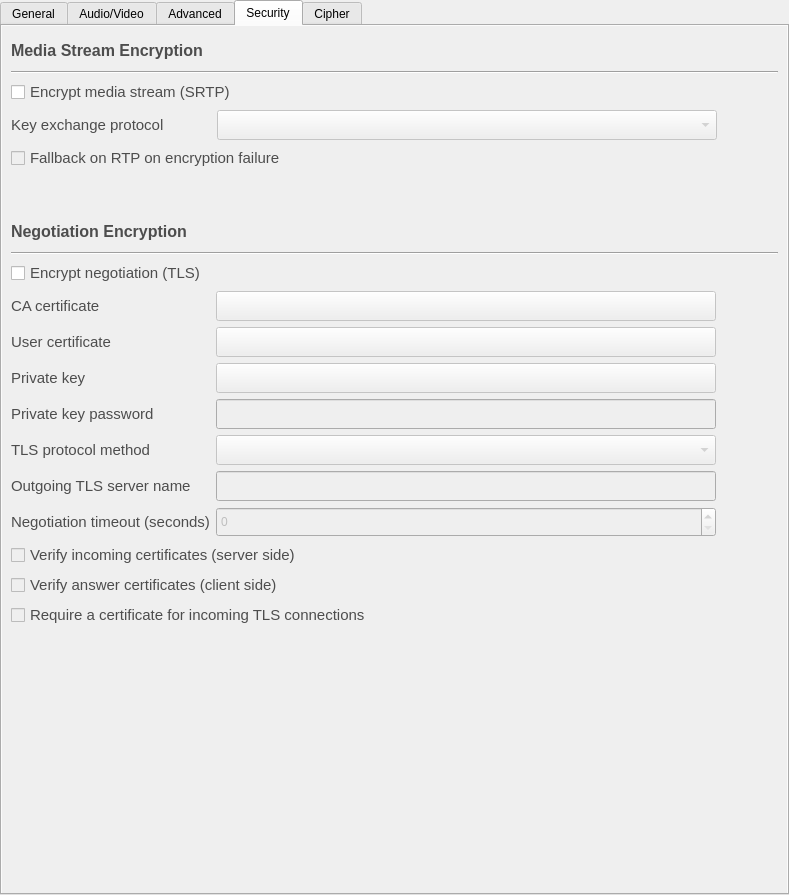
The window that accountdetails.ui (savoirfairelinux/jami-client-windows) describes before a commit, drawn with Qt 5.
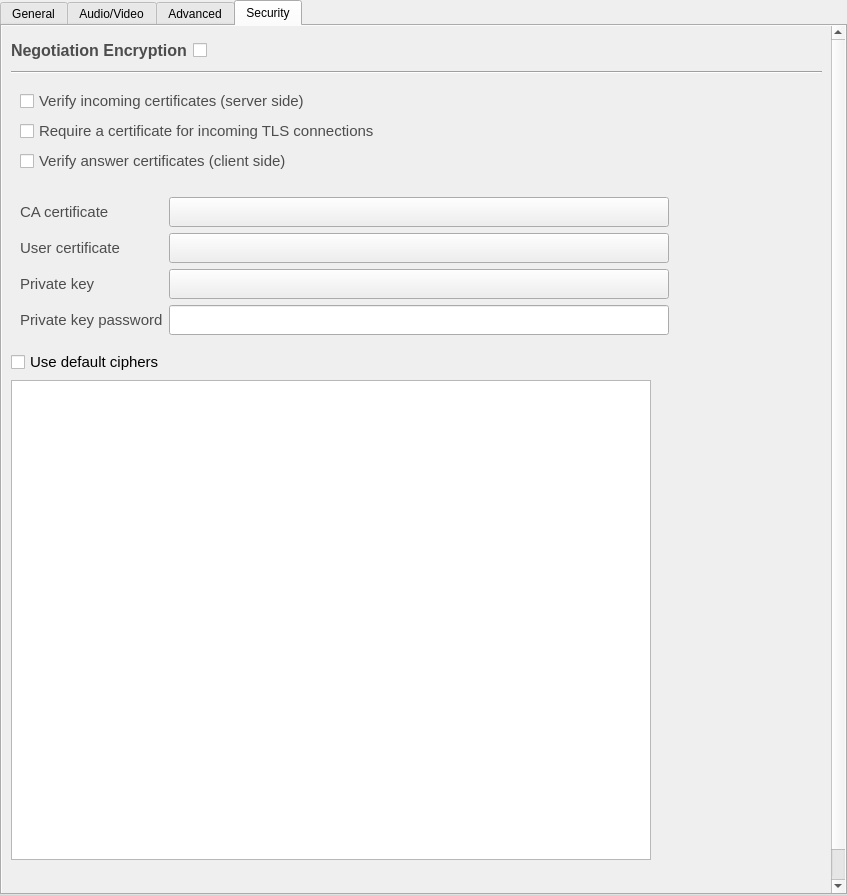
The same window after the commit. The open tabs and pages were chosen to show the change. Icons and pictures are not drawn.

Commit message:
security tab reworked.
- Moves cipher contents inside security tab.
- Negotiation encryption always shown for RING accounts. Other accounts
can hide/shown on the fly.
- Removes Media Stream Encryption (SRTP) for RING accounts.

Tuleap: #403

The edit to the form file:
```diff
--- a/accountdetails.ui
+++ b/accountdetails.ui
@@ -6,7 +6,7 @@
    <rect>
     <x>0</x>
     <y>0</y>
-    <width>789</width>
+    <width>847</width>
     <height>895</height>
    </rect>
   </property>
@@ -1992,185 +1992,63 @@
           <property name="geometry">
            <rect>
             <x>0</x>
-            <y>0</y>
-            <width>785</width>
-            <height>866</height>
+            <y>-43</y>
+            <width>829</width>
+            <height>909</height>
            </rect>
           </property>
           <layout class="QVBoxLayout" name="verticalLayout_13">
            <item>
-            <widget class="QLabel" name="label_17">
-             <property name="minimumSize">
-              <size>
-               <width>300</width>
-               <height>30</height>
-              </size>
-             </property>
-             <property name="maximumSize">
-              <size>
-               <width>300</width>
-               <height>30</height>
-              </size>
-             </property>
-             <property name="font">
-              <font>
-               <pointsize>12</pointsize>
-               <weight>75</weight>
-               <bold>true</bold>
-              </font>
-             </property>
-             <property name="styleSheet">
-              <string notr="true">color: rgb(77, 77, 77);</string>
-             </property>
-             <property name="text">
-              <string>Media Stream Encryption</string>
-             </property>
-            </widget>
-           </item>
-           <item>
-            <widget class="Line" name="line_5">
-             <property name="orientation">
-              <enum>Qt::Horizontal</enum>
-             </property>
-            </widget>
-           </item>
-           <item>
-            <widget class="QCheckBox" name="srtpEnabled">
-             <property name="font">
-              <font>
-               <pointsize>11</pointsize>
-              </font>
-             </property>
-             <property name="styleSheet">
-              <string notr="true">color: rgb(77, 77, 77);</string>
-             </property>
-             <property name="text">
-              <string>Encrypt media stream (SRTP)</string>
-             </property>
-            </widget>
-           </item>
-           <item>
-            <layout class="QFormLayout" name="formLayout_7">
+            <layout class="QFormLayout" name="formLayout_8">
              <item row="0" column="0">
-              <widget class="QLabel" name="label_18">
-               <property name="sizePolicy">
-                <sizepolicy hsizetype="Minimum" vsizetype="Minimum">
-                 <horstretch>0</horstretch>
-                 <verstretch>0</verstretch>
-                </sizepolicy>
-               </property>
+              <widget class="QLabel" name="label_19">
                <property name="minimumSize">
                 <size>
-                 <width>200</width>
-                 <height>30</height>
-                </size>
-               </property>
-               <property name="maximumSize">
-                <size>
-                 <width>200</width>
+                 <width>0</width>
                  <height>30</height>
                 </size>
                </property>
                <property name="font">
                 <font>
-                 <pointsize>11</pointsize>
+                 <pointsize>12</pointsize>
+                 <weight>75</weight>
+                 <bold>true</bold>
                 </font>
                </property>
                <property name="styleSheet">
                 <string notr="true">color: rgb(77, 77, 77);</string>
                </property>
                <property name="text">
-                <string>Key exchange protocol</string>
-               </property>
-               <property name="buddy">
-                <cstring>keyExchangeModelCombo</cstring>
+                <string>Negotiation Encryption</string>
                </property>
               </widget>
              </item>
              <item row="0" column="1">
-              <widget class="QComboBox" name="keyExchangeModelCombo">
-               <property name="enabled">
-                <bool>false</bool>
-               </property>
+              <widget class="QCheckBox" name="lrcfg_tlsEnabled">
                <property name="minimumSize">
                 <size>
-                 <width>500</width>
+                 <width>0</width>
                  <height>30</height>
                 </size>
                </property>
-               <property name="maximumSize">
-                <size>
-                 <width>500</width>
-                 <height>30</height>
-                </size>
+               <property name="font">
+                <font>
+                 <pointsize>11</pointsize>
+                </font>
+               </property>
+               <property name="toolTip">
+                <string>Encrypt negotiation (TLS)</string>
+               </property>
+               <property name="styleSheet">
+                <string notr="true">color: rgb(77, 77, 77);</string>
+               </property>
+               <property name="text">
+                <string/>
                </property>
               </widget>
              </item>
             </layout>
            </item>
-           <item>
-            <widget class="QCheckBox" name="lrcfg_srtpRtpFallback">
-             <property name="enabled">
-              <bool>false</bool>
-             </property>
-             <property name="font">
-              <font>
-               <pointsize>11</pointsize>
-              </font>
-             </property>
-             <property name="styleSheet">
-              <string notr="true">color: rgb(77, 77, 77);</string>
-             </property>
-             <property name="text">
-              <string>Fallback on RTP on encryption failure</string>
-             </property>
-            </widget>
-           </item>
-           <item>
-            <spacer name="verticalSpacer">
-             <property name="orientation">
-              <enum>Qt::Vertical</enum>
-             </property>
-             <property name="sizeType">
-              <enum>QSizePolicy::Fixed</enum>
-             </property>
-             <property name="sizeHint" stdset="0">
-              <size>
-               <width>20</width>
-               <height>40</height>
-              </size>
-             </property>
-            </spacer>
-           </item>
-           <item>
-            <widget class="QLabel" name="label_19">
-             <property name="minimumSize">
-              <size>
-               <width>300</width>
-               <height>30</height>
-              </size>
-             </property>
-             <property name="maximumSize">
-              <size>
-               <width>300</width>
-               <height>30</height>
-              </size>
-             </property>
-             <property name="font">
-              <font>
-               <pointsize>12</pointsize>
-               <weight>75</weight>
-               <bold>true</bold>
-              </font>
-             </property>
-             <property name="styleSheet">
-              <string notr="true">color: rgb(77, 77, 77);</string>
-             </property>
-             <property name="text">
-              <string>Negotiation Encryption</string>
-             </property>
-            </widget>
-           </item>
            <item>
             <widget class="Line" name="line_6">
              <property name="orientation">
@@ -2179,392 +2057,335 @@
             </widget>
            </item>
            <item>
-            <widget class="QCheckBox" name="lrcfg_tlsEnabled">
-             <property name="font">
-              <font>
-               <pointsize>11</pointsize>
-              </font>
-             </property>
-             <property name="styleSheet">
-              <string notr="true">color: rgb(77, 77, 77);</string>
-             </property>
-             <property name="text">
-              <string>Encrypt negotiation (TLS)</string>
-             </property>
+            <widget class="QWidget" name="NegoEncry_1" native="true">
+             <layout class="QVBoxLayout" name="verticalLayout_2">
+              <item>
+               <widget class="QCheckBox" name="lrcfg_tlsVerifyServer">
+                <property name="font">
+                 <font>
+                  <pointsize>11</pointsize>
+                 </font>
+                </property>
+                <property name="styleSheet">
+                 <string notr="true">color: rgb(77, 77, 77);</string>
+                </property>
+                <property name="text">
+                 <string>Verify incoming certificates (server side)</string>
+                </property>
+               </widget>
+              </item>
+              <item>
+               <widget class="QCheckBox" name="lrcfg_tlsRequireClientCertificate">
+                <property name="font">
+                 <font>
+                  <pointsize>11</pointsize>
+                 </font>
+                </property>
+                <property name="styleSheet">
+                 <string notr="true">color: rgb(77, 77, 77);</string>
+                </property>
+                <property name="text">
+                 <string>Require a certificate for incoming TLS connections</string>
+                </property>
+               </widget>
+              </item>
+              <item>
+               <widget class="QCheckBox" name="lrcfg_tlsVerifyClient">
+                <property name="font">
+                 <font>
+                  <pointsize>11</pointsize>
+                 </font>
+                </property>
+                <property name="styleSheet">
+                 <string notr="true">color: rgb(77, 77, 77);</string>
+                </property>
+                <property name="text">
+                 <string>Verify answer certificates (client side)</string>
+                </property>
+               </widget>
+              </item>
+             </layout>
             </widget>
            </item>
            <item>
-            <layout class="QFormLayout" name="formLayout_5">
-             <item row="0" column="0">
-              <widget class="QLabel" name="label_20">
-               <property name="font">
-                <font>
-                 <pointsize>11</pointsize>
-                </font>
-               </property>
-               <property name="styleSheet">
-                <string notr="true">color: rgb(77, 77, 77);</string>
-               </property>
-               <property name="text">
-                <string>CA certificate</string>
-               </property>
-               <property name="buddy">
-                <cstring>lrcfg_tlsCaListCertificate</cstring>
-               </property>
-              </widget>
-             </item>
-             <item row="1" column="0">
-              <widget class="QLabel" name="label_21">
-               <property name="font">
-                <font>
-                 <pointsize>11</pointsize>
-                </font>
-               </property>
-               <property name="styleSheet">
-                <string notr="true">color: rgb(77, 77, 77);</string>
-               </property>
-               <property name="text">
-                <string>User certificate</string>
-               </property>
-               <property name="buddy">
-                <cstring>lrcfg_tlsCertificate</cstring>
-               </property>
-              </widget>
-             </item>
-             <item row="2" column="0">
-              <widget class="QLabel" name="label_22">
-               <property name="font">
-                <font>
-                 <pointsize>11</pointsize>
-                </font>
-               </property>
-               <property name="styleSheet">
-                <string notr="true">color: rgb(77, 77, 77);</string>
-               </property>
-               <property name="text">
-                <string>Private key</string>
-               </property>
-               <property name="buddy">
-                <cstring>lrcfg_tlsPrivateKeyCertificate</cstring>
-               </property>
-              </widget>
-             </item>
-             <item row="3" column="0">
-              <widget class="QLabel" name="label_23">
-               <property name="font">
-                <font>
-                 <pointsize>11</pointsize>
-                </font>
-               </property>
-               <property name="styleSheet">
-                <string notr="true">color: rgb(77, 77, 77);</string>
-               </property>
-               <property name="text">
-                <string>Private key password</string>
-               </property>
-               <property name="buddy">
-                <cstring>lrcfg_tlsPassword</cstring>
-               </property>
-              </widget>
-             </item>
-             <item row="4" column="0">
-              <widget class="QLabel" name="label_24">
-               <property name="font">
-                <font>
-                 <pointsize>11</pointsize>
-                </font>
-               </property>
-               <property name="styleSheet">
-                <string notr="true">color: rgb(77, 77, 77);</string>
-               </property>
-               <property name="text">
-                <string>TLS protocol method</string>
-               </property>
-               <property name="buddy">
-                <cstring>tlsProtocoCombo</cstring>
-               </property>
-              </widget>
-             </item>
-             <item row="5" column="0">
-              <widget class="QLabel" name="label_25">
-               <property name="font">
-                <font>
-                 <pointsize>11</pointsize>
-                </font>
-               </property>
-               <property name="styleSheet">
-                <string notr="true">color: rgb(77, 77, 77);</string>
-               </property>
-               <property name="text">
-                <string>Outgoing TLS server name</string>
-               </property>
-               <property name="buddy">
-                <cstring>lrcfg_tlsServerName</cstring>
-               </property>
-              </widget>
-             </item>
-             <item row="6" column="0">
-              <widget class="QLabel" name="label_26">
-               <property name="font">
-                <font>
-                 <pointsize>11</pointsize>
-                </font>
-               </property>
-               <property name="styleSheet">
-                <string notr="true">color: rgb(77, 77, 77);</string>
-               </property>
-               <property name="text">
-                <string>Negotiation timeout (seconds)</string>
-               </property>
-               <property name="buddy">
-                <cstring>lrcfg_tlsNegotiationTimeoutSec</cstring>
-               </property>
-              </widget>
-             </item>
-             <item row="3" column="1">
-              <widget class="QLineEdit" name="lrcfg_tlsPassword">
-               <property name="enabled">
-                <bool>false</bool>
-               </property>
-               <property name="sizePolicy">
-                <sizepolicy hsizetype="MinimumExpanding" vsizetype="Fixed">
-                 <horstretch>0</horstretch>
-                 <verstretch>0</verstretch>
-                </sizepolicy>
-               </property>
-               <property name="minimumSize">
-                <size>
-                 <width>500</width>
-                 <height>30</height>
-                </size>
-               </property>
-               <property name="maximumSize">
-                <size>
-                 <width>500</width>
-                 <height>30</height>
-                </size>
-               </property>
-               <property name="echoMode">
-                <enum>QLineEdit::Password</enum>
-               </property>
-              </widget>
-             </item>
-             <item row="4" column="1">
-              <widget class="QComboBox" name="tlsProtocoCombo">
-               <property name="enabled">
-                <bool>false</bool>
-               </property>
-               <property name="sizePolicy">
-                <sizepolicy hsizetype="MinimumExpanding" vsizetype="Fixed">
-                 <horstretch>0</horstretch>
-                 <verstretch>0</verstretch>
-                </sizepolicy>
-               </property>
-               <property name="minimumSize">
-                <size>
-                 <width>500</width>
-                 <height>30</height>
-                </size>
-               </property>
-               <property name="maximumSize">
-                <size>
-                 <width>500</width>
-                 <height>30</height>
-                </size>
-               </property>
-              </widget>
-             </item>
-             <item row="5" column="1">
-              <widget class="QLineEdit" name="lrcfg_tlsServerName">
-               <property name="enabled">
-                <bool>false</bool>
-               </property>
-               <property name="sizePolicy">
-                <sizepolicy hsizetype="MinimumExpanding" vsizetype="Fixed">
-                 <horstretch>0</horstretch>
-                 <verstretch>0</verstretch>
-                </sizepolicy>
-               </property>
-               <property name="minimumSize">
-                <size>
-                 <width>500</width>
-                 <height>30</height>
-                </size>
-               </property>
-               <property name="maximumSize">
-                <size>
-                 <width>500</width>
-                 <height>30</height>
-                </size>
-               </property>
-              </widget>
-             </item>
-             <item row="6" column="1">
-              <widget class="QSpinBox" name="lrcfg_tlsNegotiationTimeoutSec">
-               <property name="enabled">
-                <bool>false</bool>
-               </property>
-               <property name="minimumSize">
-                <size>
-                 <width>500</width>
-                 <height>30</height>
-                </size>
-               </property>
-               <property name="maximumSize">
-                <size>
-                 <width>500</width>
-                 <height>30</height>
-                </size>
-               </property>
-               <property name="maximum">
-                <number>100000</number>
-               </property>
-              </widget>
-             </item>
-             <item row="1" column="1">
-              <widget class="QPushButton" name="lrcfg_tlsCertificate">
-               <property name="enabled">
-                <bool>false</bool>
-               </property>
-               <property name="minimumSize">
-                <size>
-                 <width>500</width>
-                 <height>30</height>
-                </size>
-               </property>
-               <property name="maximumSize">
-                <size>
-                 <width>500</width>
-                 <height>30</height>
-                </size>
-               </property>
-               <property name="layoutDirection">
-                <enum>Qt::RightToLeft</enum>
-               </property>
-               <property name="text">
-                <string/>
-               </property>
-               <property name="icon">
-                <iconset resource="ressources.qrc">
-                 <normaloff>:/images/icons/ic_folder_black_18dp_2x.png</normaloff>:/images/icons/ic_folder_black_18dp_2x.png</iconset>
-               </property>
-              </widget>
-             </item>
-             <item row="2" column="1">
-              <widget class="QPushButton" name="lrcfg_tlsPrivateKeyCertificate">
-               <property name="enabled">
-                <bool>false</bool>
-               </property>
-               <property name="minimumSize">
-                <size>
-                 <width>500</width>
-                 <height>30</height>
-                </size>
-               </property>
-               <property name="maximumSize">
-                <size>
-                 <width>500</width>
-                 <height>30</height>
-                </size>
-               </property>
-               <property name="layoutDirection">
-                <enum>Qt::RightToLeft</enum>
-               </property>
-               <property name="text">
-                <string/>
-               </property>
-               <property name="icon">
-                <iconset resource="ressources.qrc">
-                 <normaloff>:/images/icons/ic_folder_black_18dp_2x.png</normaloff>:/images/icons/ic_folder_black_18dp_2x.png</iconset>
-               </property>
-              </widget>
-             </item>
-             <item row="0" column="1">
-              <widget class="QPushButton" name="lrcfg_tlsCaListCertificate">
-               <property name="enabled">
-                <bool>false</bool>
-               </property>
-               <property name="minimumSize">
-                <size>
-                 <width>500</width>
-                 <height>30</height>
-                </size>
-               </property>
-               <property name="maximumSize">
-                <size>
-                 <width>500</width>
-                 <height>30</height>
-                </size>
-               </property>
-               <property name="focusPolicy">
-                <enum>Qt::WheelFocus</enum>
-               </property>
-               <property name="layoutDirection">
-                <enum>Qt::RightToLeft</enum>
-               </property>
-               <property name="text">
-                <string/>
-               </property>
-               <property name="icon">
-                <iconset resource="ressources.qrc">
-                 <normaloff>:/images/icons/ic_folder_black_18dp_2x.png</normaloff>:/images/icons/ic_folder_black_18dp_2x.png</iconset>
-               </property>
-              </widget>
-             </item>
-            </layout>
+            <widget class="QWidget" name="NegoEncry_2" native="true">
+             <layout class="QFormLayout" name="formLayout_5">
+              <item row="0" column="0">
+               <widget class="QLabel" name="label_20">
+                <property name="font">
+                 <font>
+                  <pointsize>11</pointsize>
+                 </font>
+                </property>
+                <property name="styleSheet">
+                 <string notr="true">color: rgb(77, 77, 77);</string>
+                </property>
+                <property name="text">
+                 <string>CA certificate</string>
+                </property>
+               </widget>
+              </item>
+              <item row="0" column="1">
+               <widget class="QPushButton" name="lrcfg_tlsCaListCertificate">
+                <property name="minimumSize">
+                 <size>
+                  <width>500</width>
+                  <height>30</height>
+                 </size>
+                </property>
+                <property name="maximumSize">
+                 <size>
+                  <width>500</width>
+                  <height>30</height>
+                 </size>
+                </property>
+                <property name="focusPolicy">
+                 <enum>Qt::WheelFocus</enum>
+                </property>
+                <property name="layoutDirection">
+                 <enum>Qt::RightToLeft</enum>
+                </property>
+                <property name="text">
+                 <string/>
+                </property>
+                <property name="icon">
+                 <iconset resource="ressources.qrc">
+                  <normaloff>:/images/icons/ic_folder_black_18dp_2x.png</normaloff>:/images/icons/ic_folder_black_18dp_2x.png</iconset>
+                </property>
+               </widget>
+              </item>
+              <item row="1" column="0">
+               <widget class="QLabel" name="label_21">
+                <property name="font">
+                 <font>
+                  <pointsize>11</pointsize>
+                 </font>
+                </property>
+                <property name="styleSheet">
+                 <string notr="true">color: rgb(77, 77, 77);</string>
+                </property>
+                <property name="text">
+                 <string>User certificate</string>
+                </property>
+               </widget>
+              </item>
+              <item row="1" column="1">
+               <widget class="QPushButton" name="lrcfg_tlsCertificate">
+                <property name="minimumSize">
+                 <size>
+                  <width>500</width>
+                  <height>30</height>
+                 </size>
+                </property>
+                <property name="maximumSize">
+                 <size>
+                  <width>500</width>
+                  <height>30</height>
+                 </size>
+                </property>
+                <property name="layoutDirection">
+                 <enum>Qt::RightToLeft</enum>
+                </property>
+                <property name="text">
+                 <string/>
+                </property>
+                <property name="icon">
+                 <iconset resource="ressources.qrc">
+                  <normaloff>:/images/icons/ic_folder_black_18dp_2x.png</normaloff>:/images/icons/ic_folder_black_18dp_2x.png</iconset>
+                </property>
+               </widget>
+              </item>
+              <item row="2" column="0">
+               <widget class="QLabel" name="label_22">
+                <property name="font">
+                 <font>
+                  <pointsize>11</pointsize>
+                 </font>
+                </property>
+                <property name="styleSheet">
+                 <string notr="true">color: rgb(77, 77, 77);</string>
+                </property>
+                <property name="text">
+                 <string>Private key</string>
+                </property>
+               </widget>
+              </item>
+              <item row="2" column="1">
+               <widget class="QPushButton" name="lrcfg_tlsPrivateKeyCertificate">
+                <property name="minimumSize">
+                 <size>
+                  <width>500</width>
+                  <height>30</height>
+                 </size>
+                </property>
+                <property name="maximumSize">
+                 <size>
+                  <width>500</width>
+                  <height>30</height>
+                 </size>
+                </property>
+                <property name="layoutDirection">
+                 <enum>Qt::RightToLeft</enum>
+                </property>
+                <property name="text">
+                 <string/>
+                </property>
+                <property name="icon">
+                 <iconset resource="ressources.qrc">
+                  <normaloff>:/images/icons/ic_folder_black_18dp_2x.png</normaloff>:/images/icons/ic_folder_black_18dp_2x.png</iconset>
+                </property>
+               </widget>
+              </item>
+              <item row="3" column="0">
+               <widget class="QLabel" name="label_23">
+                <property name="font">
+                 <font>
+                  <pointsize>11</pointsize>
+                 </font>
+                </property>
+                <property name="styleSheet">
+                 <string notr="true">color: rgb(77, 77, 77);</string>
+                </property>
+                <property name="text">
+                 <string>Private key password</string>
+                </property>
+               </widget>
+              </item>
+              <item row="3" column="1">
+               <widget class="QLineEdit" name="lrcfg_tlsPassword">
+                <property name="sizePolicy">
+                 <sizepolicy hsizetype="MinimumExpanding" vsizetype="Fixed">
+                  <horstretch>0</horstretch>
+                  <verstretch>0</verstretch>
+                 </sizepolicy>
+                </property>
+                <property name="minimumSize">
+                 <size>
+                  <width>500</width>
+                  <height>30</height>
+                 </size>
+                </property>
+                <property name="maximumSize">
+                 <size>
+                  <width>500</width>
+                  <height>30</height>
+                 </size>
+                </property>
+                <property name="echoMode">
+                 <enum>QLineEdit::Password</enum>
+                </property>
+               </widget>
+              </item>
+             </layout>
+            </widget>
            </item>
            <item>
-            <widget class="QCheckBox" name="lrcfg_tlsVerifyServer">
-             <property name="enabled">
-              <bool>false</bool>
-             </property>
+            <widget class="QCheckBox" name="defaultCipherCheckBox">
              <property name="font">
               <font>
                <pointsize>11</pointsize>
               </font>
              </property>
-             <property name="styleSheet">
-              <string notr="true">color: rgb(77, 77, 77);</string>
-             </property>
              <property name="text">
-              <string>Verify incoming certificates (server side)</string>
+              <string>Use default ciphers</string>
              </property>
             </widget>
            </item>
            <item>
-            <widget class="QCheckBox" name="lrcfg_tlsVerifyClient">
-             <property name="enabled">
-              <bool>false</bool>
+            <widget class="QListView" name="cipherListView">
+             <property name="sizePolicy">
+              <sizepolicy hsizetype="MinimumExpanding" vsizetype="MinimumExpanding">
+               <horstretch>0</horstretch>
+               <verstretch>0</verstretch>
+              </sizepolicy>
              </property>
-             <property name="font">
-              <font>
-               <pointsize>11</pointsize>
-              </font>
+             <property name="minimumSize">
+              <size>
+               <width>640</width>
+               <height>480</height>
+              </size>
              </property>
-             <property name="styleSheet">
-              <string notr="true">color: rgb(77, 77, 77);</string>
+             <property name="maximumSize">
+              <size>
+               <width>640</width>
+               <height>480</height>
+              </size>
              </property>
-             <property name="text">
-              <string>Verify answer certificates (client side)</string>
+             <property name="focusPolicy">
+              <enum>Qt::NoFocus</enum>
              </property>
             </widget>
            </item>
            <item>
-            <widget class="QCheckBox" name="lrcfg_tlsRequireClientCertificate">
-             <property name="enabled">
-              <bool>false</bool>
-             </property>
-             <property name="font">
-              <font>
-               <pointsize>11</pointsize>
-              </font>
-             </property>
-             <property name="styleSheet">
-              <string notr="true">color: rgb(77, 77, 77);</string>
-             </property>
-             <property name="text">
-              <string>Require a certificate for incoming TLS connections</string>
-             </property>
+            <widget class="QWidget" name="MedStreaEncry" native="true">
+             <layout class="QVBoxLayout" name="verticalLayout_10">
+              <property name="leftMargin">
+               <number>0</number>
+              </property>
+              <property name="topMargin">
+               <number>20</number>
+              </property>
+              <property name="rightMargin">
+               <number>0</number>
+              </property>
+              <property name="bottomMargin">
+               <number>0</number>
+              </property>
+              <item>
+               <layout class="QFormLayout" name="formLayout_7">
+                <property name="topMargin">
+                 <number>0</number>
+                </property>
+                <item row="0" column="0">
+                 <widget class="QLabel" name="label_17">
+                  <property name="minimumSize">
+                   <size>
+                    <width>0</width>
+                    <height>30</height>
+                   </size>
+                  </property>
+                  <property name="font">
+                   <font>
+                    <pointsize>12</pointsize>
+                    <weight>75</weight>
+                    <bold>true</bold>
+                   </font>
+                  </property>
+                  <property name="styleSheet">
+                   <string notr="true">color: rgb(77, 77, 77);</string>
+                  </property>
+                  <property name="text">
+                   <string>Media Stream Encryption (SRTP)</string>
+                  </property>
+                 </widget>
+                </item>
+                <item row="0" column="1">
+                 <widget class="QCheckBox" name="srtpEnabled">
+                  <property name="minimumSize">
+                   <size>
+                    <width>0</width>
+                    <height>30</height>
+                   </size>
+                  </property>
+                  <property name="font">
+                   <font>
+                    <pointsize>11</pointsize>
+                   </font>
+                  </property>
+                  <property name="toolTip">
+                   <string>Encrypt media stream (SRTP)</string>
+                  </property>
+                  <property name="styleSheet">
+                   <string notr="true">color: rgb(77, 77, 77);</string>
+                  </property>
+                  <property name="text">
+                   <string/>
+                  </property>
+                 </widget>
+                </item>
+               </layout>
+              </item>
+             </layout>
             </widget>
            </item>
            <item>
@@ -2586,81 +2407,6 @@
        </item>
       </layout>
      </widget>
-     <widget class="QWidget" name="tab">
-      <property name="sizePolicy">
-       <sizepolicy hsizetype="MinimumExpanding" vsizetype="MinimumExpanding">
-        <horstretch>0</horstretch>
-        <verstretch>0</verstretch>
-       </sizepolicy>
-      </property>
-      <attribute name="title">
-       <string>Cipher</string>
-      </attribute>
-      <layout class="QVBoxLayout" name="verticalLayout_10" stretch="0,1">
-       <item>
-        <layout class="QHBoxLayout" name="horizontalLayout_4">
-         <item>
-          <widget class="QRadioButton" name="defaultCipherRadio">
-           <property name="enabled">
-            <bool>false</bool>
-           </property>
-           <property name="font">
-            <font>
-             <pointsize>11</pointsize>
-            </font>
-           </property>
-           <property name="text">
-            <string>Use default ciphers</string>
-           </property>
-          </widget>
-         </item>
-         <item>
-          <widget class="QRadioButton" name="customCipherRadio">
-           <property name="enabled">
-            <bool>false</bool>
-           </property>
-           <property name="font">
-            <font>
-             <pointsize>11</pointsize>
-            </font>
-           </property>
-           <property name="text">
-            <string>User custom cipher list</string>
-           </property>
-          </widget>
-         </item>
-        </layout>
-       </item>
-       <item>
-        <widget class="QListView" name="cipherListView">
-         <property name="enabled">
-          <bool>false</bool>
-         </property>
-         <property name="sizePolicy">
-          <sizepolicy hsizetype="MinimumExpanding" vsizetype="MinimumExpanding">
-           <horstretch>0</horstretch>
-           <verstretch>0</verstretch>
-          </sizepolicy>
-         </property>
-         <property name="minimumSize">
-          <size>
-           <width>0</width>
-           <height>0</height>
-          </size>
-         </property>
-         <property name="maximumSize">
-          <size>
-           <width>16777215</width>
-           <height>16777215</height>
-          </size>
-         </property>
-         <property name="focusPolicy">
-          <enum>Qt::NoFocus</enum>
-         </property>
-        </widget>
-       </item>
-      </layout>
-     </widget>
     </widget>
    </item>
   </layout>
```
Left out of the diff: 238 changed lines with no effect on the pictures. The commit also changes 1 other file.
